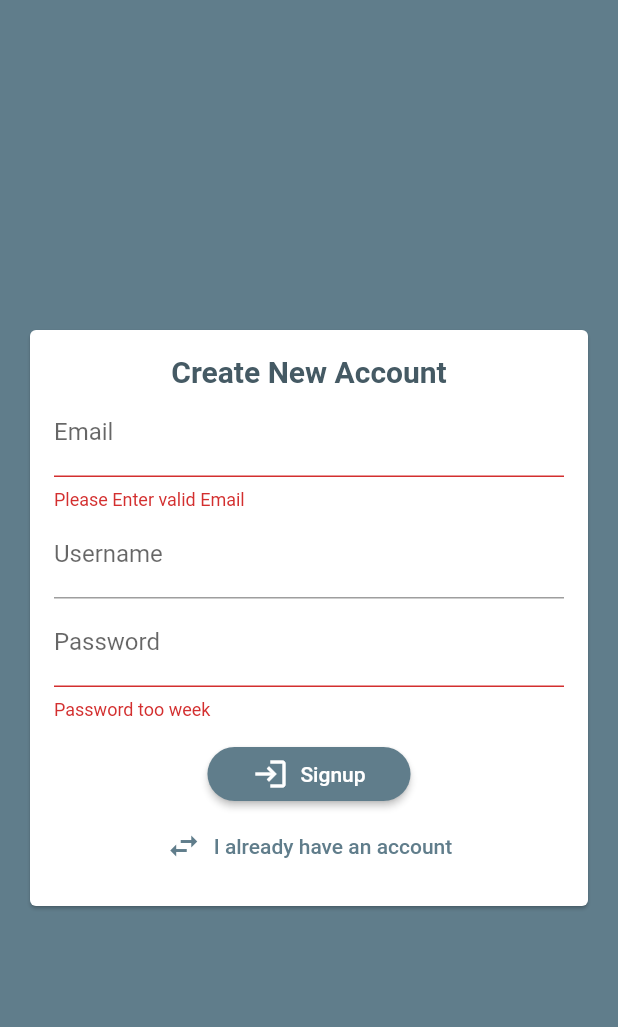
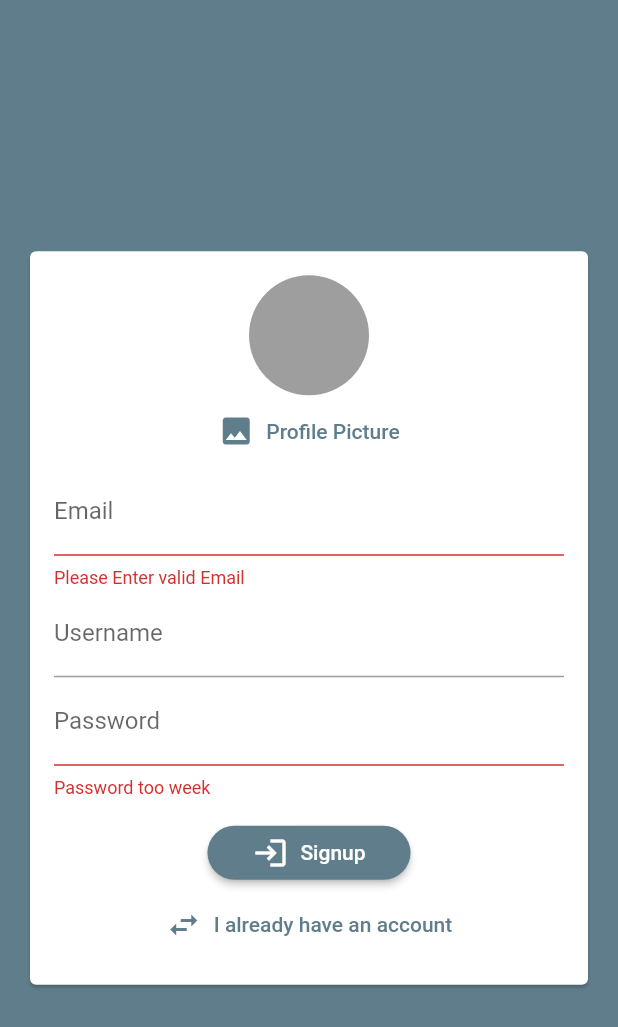
Before and after one commit to parimal5/chat-app, a Flutter app: the screen it shows after launch, after a tap on "Login", after a tap on "Create New Account", on a phone screen of 412 x 824 dp. Shown: the top 1027 px of the screen. Run offline on Flutter 3.47's test engine with Material 2 defaults, Android fonts, the phone set to English and light mode, and no system bars; our stand-ins replace cloud_firestore, firebase_auth, firebase_storage, image_picker; accounts and stored records are empty.

Commit message:
Added Profile Picture.

```diff
--- a/lib/main.dart
+++ b/lib/main.dart
@@ -17,7 +17,7 @@ class MyApp extends StatelessWidget {
       theme: ThemeData(
         primarySwatch: Colors.blueGrey,
         backgroundColor: Colors.blueGrey,
-        accentColor: Colors.deepPurple,
+        accentColor: Colors.green[700],
         accentColorBrightness: Brightness.dark,
         elevatedButtonTheme: ElevatedButtonThemeData(
           style: ElevatedButton.styleFrom(
--- a/lib/widget/auth/auth_form.dart
+++ b/lib/widget/auth/auth_form.dart
@@ -1,4 +1,8 @@
+import 'dart:io';
+
 import 'package:flutter/material.dart';
+
+import '/widget/picker/user_image_picker.dart';
 
 class AuthForm extends StatefulWidget {
   final bool isLoading;
@@ -7,6 +11,7 @@ class AuthForm extends StatefulWidget {
     String email,
     String password,
     String username,
+    File image,
     bool isLogin,
     BuildContext ctx,
   ) submitFn;
@@ -18,14 +23,29 @@ class AuthForm extends StatefulWidget {
 
 class _AuthFormState extends State<AuthForm> {
   final _formKey = GlobalKey<FormState>();
+
   var _isLogin = true;
-
   var _userEmail = '';
   var _userName = '';
   var _userPassword = '';
+  File _userImageFile;
+
+  void _pickedImage(File image) {
+    _userImageFile = image;
+  }
 
   void _trySubmit() {
     final isValid = _formKey.currentState.validate();
+
+    if (_userImageFile == null && !_isLogin) {
+      ScaffoldMessenger.of(context).showSnackBar(
+        SnackBar(
+          content: Text('Image is Not Picked'),
+          backgroundColor: Theme.of(context).errorColor,
+        ),
+      );
+      return;
+    }
     FocusScope.of(context).unfocus();
     if (isValid) {
       _formKey.currentState.save();
@@ -33,12 +53,11 @@ class _AuthFormState extends State<AuthForm> {
         _userEmail.trim(),
         _userPassword.trim(),
         _userName.trim(),
+        _userImageFile,
         _isLogin,
         context,
       );
     }
-
-    //! Auth Request
   }
 
   @override
@@ -54,14 +73,15 @@ class _AuthFormState extends State<AuthForm> {
               child: Column(
                 mainAxisSize: MainAxisSize.min,
                 children: [
-                  Text(
-                    _isLogin ? ' Login ' : 'Create New Account',
-                    style: TextStyle(
-                      color: Colors.blueGrey.shade700,
-                      fontSize: 20,
-                      fontWeight: FontWeight.bold,
-                    ),
-                  ),
+                  // Text(
+                  //   _isLogin ? ' Login ' : 'Create New Account',
+                  //   style: TextStyle(
+                  //     color: Colors.blueGrey.shade700,
+                  //     fontSize: 20,
+                  //     fontWeight: FontWeight.bold,
+                  //   ),
+                  // ),
+                  if (!_isLogin) UserImagePicker(_pickedImage),
                   TextFormField(
                     key: ValueKey('email'),
                     keyboardType: TextInputType.emailAddress,
--- a/lib/widget/chat/messages.dart
+++ b/lib/widget/chat/messages.dart
@@ -30,6 +30,8 @@ class Messages extends StatelessWidget {
               reverse: true,
               itemBuilder: (ctx, index) => MessageBubble(
                 chatDocs[index]['text'],
+                chatDocs[index]['username'],
+                chatDocs[index]['userImage'],
                 chatDocs[index]['userId'] == futureSnapshot.data.uid,
                 key: ValueKey(chatDocs[index].documentID),
               ),
--- a/lib/widget/chat/new_message.dart
+++ b/lib/widget/chat/new_message.dart
@@ -14,10 +14,15 @@ class _NewMessageState extends State<NewMessage> {
   void _sendMessage() async {
     FocusScope.of(context).unfocus();
     final user = await FirebaseAuth.instance.currentUser();
+    final userData =
+        await Firestore.instance.collection('users').document(user.uid).get();
+
     Firestore.instance.collection('chat').add({
       'text': _entertdMessage,
       'createdAt': Timestamp.now(),
       'userId': user.uid,
+      'username': userData['username'],
+      'userImage': userData['image_url'],
     });
     _controller.clear();
   }
--- /dev/null
+++ b/lib/widget/picker/user_image_picker.dart
@@ -0,0 +1,49 @@
+import 'dart:io';
+
+import 'package:flutter/material.dart';
+import 'package:image_picker/image_picker.dart';
+
+class UserImagePicker extends StatefulWidget {
+  final void Function(File imagePicker) imagePicker;
+  UserImagePicker(this.imagePicker);
+  @override
+  _UserImagePickerState createState() => _UserImagePickerState();
+}
+
+class _UserImagePickerState extends State<UserImagePicker> {
+  File _pickedImage;
+
+  void _pickImage() async {
+    final picker = ImagePicker();
+    final pickedImage = await picker.getImage(
+      source: ImageSource.camera,
+      imageQuality: 50,
+      maxWidth: 150,
+    );
+    final pickedImageFile = File(pickedImage.path);
+
+    setState(() {
+      _pickedImage = pickedImageFile;
+    });
+    widget.imagePicker(pickedImageFile);
+  }
+
+  @override
+  Widget build(BuildContext context) {
+    return Column(
+      children: [
+        CircleAvatar(
+          radius: 40,
+          backgroundColor: Colors.grey,
+          backgroundImage:
+              _pickedImage != null ? FileImage(_pickedImage) : null,
+        ),
+        TextButton.icon(
+          onPressed: _pickImage,
+          icon: Icon(Icons.image),
+          label: Text('Profile Picture'),
+        ),
+      ],
+    );
+  }
+}
--- a/pubspec.yaml
+++ b/pubspec.yaml
@@ -29,6 +29,8 @@ dependencies:
   cupertino_icons: ^1.0.2
   cloud_firestore: ^0.13.5
   firebase_auth: ^0.16.1
+  image_picker: ^0.6.5+3
+  firebase_storage: ^3.1.5
 
 dev_dependencies:
   flutter_test:
```
Also changed, not shown: lib/screens/auth_screen.dart (+14 -0 lines), lib/widget/chat/message_bubble.dart (+42 -11 lines), pubspec.lock.
